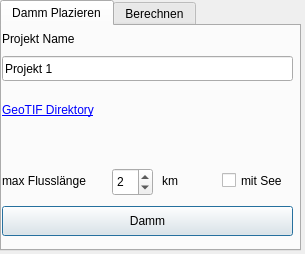
Before: the Qt Designer form Flutwelle_dialog_base.ui in RetepRelleum/flutwelle, drawn with Qt 5.
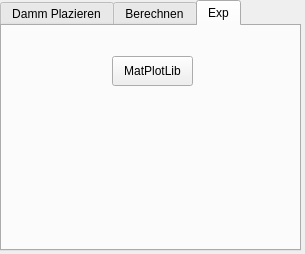
After: the same form once the commit is applied. Custom widgets are drawn as their Qt base class.

```diff
--- a/Flutwelle_dialog_base.ui
+++ b/Flutwelle_dialog_base.ui
@@ -44,7 +44,7 @@
     </sizepolicy>
    </property>
    <property name="currentIndex">
-    <number>0</number>
+    <number>2</number>
    </property>
    <property name="elideMode">
     <enum>Qt::ElideRight</enum>
@@ -628,6 +628,25 @@
     <zorder>sBQb</zorder>
     <zorder>progressBar</zorder>
     <zorder>label_12</zorder>
+    <zorder>pushButton_2</zorder>
+   </widget>
+   <widget class="QWidget" name="tab_3">
+    <attribute name="title">
+     <string>Exp</string>
+    </attribute>
+    <widget class="QPushButton" name="pushButton_3">
+     <property name="geometry">
+      <rect>
+       <x>110</x>
+       <y>30</y>
+       <width>81</width>
+       <height>30</height>
+      </rect>
+     </property>
+     <property name="text">
+      <string>MatPlotLib</string>
+     </property>
+    </widget>
    </widget>
   </widget>
  </widget>
```
Left out of the diff: 14 changed lines with no effect on the pictures.
